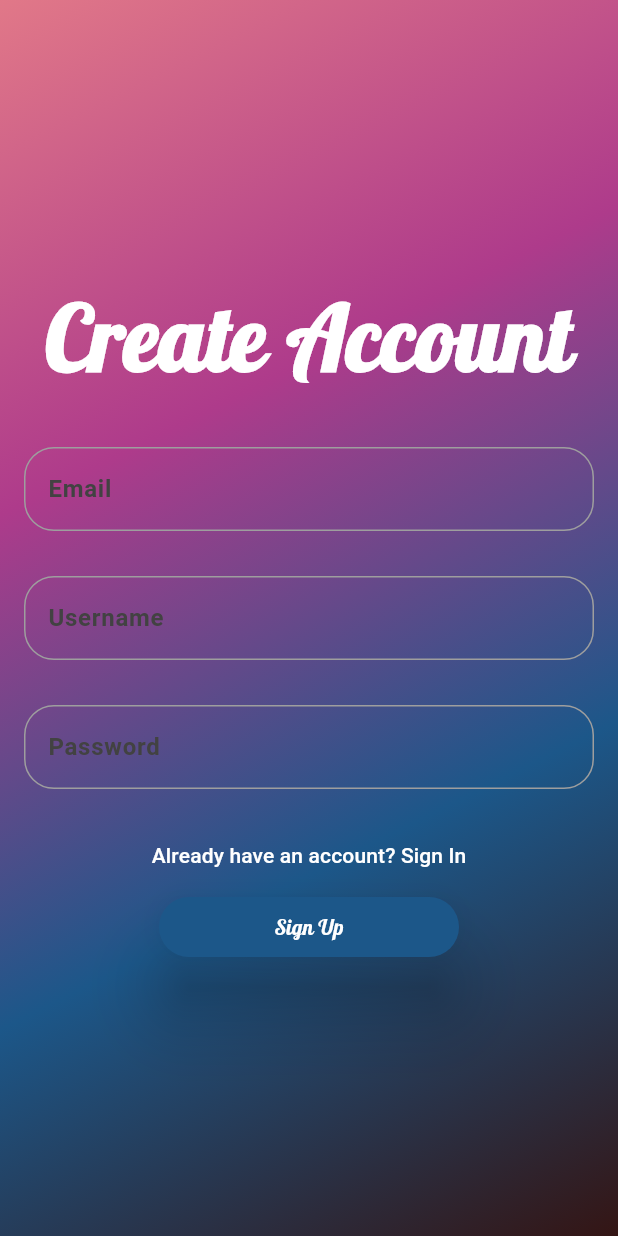
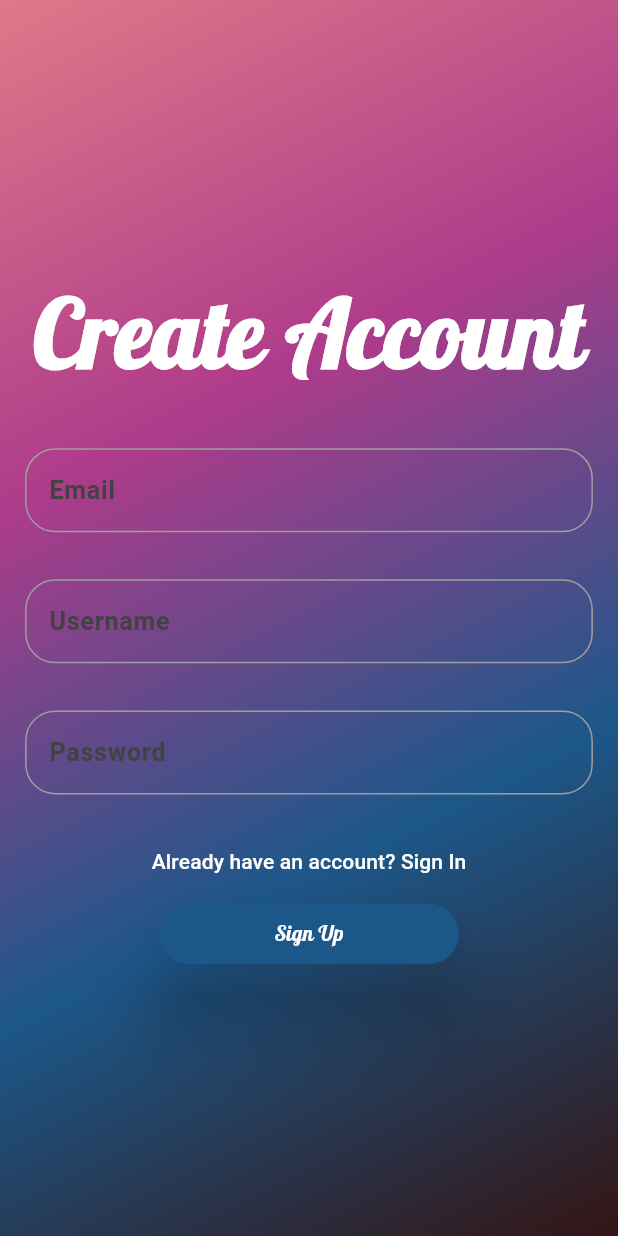
Before and after one commit to MahmoudShawky1612/Blogs, a Flutter app: the screen it shows after launch, after a tap on an icon or button, on a phone screen of 412 x 824 dp. Run offline on Flutter 3.47's test engine with Material 3 defaults, Android fonts, the phone set to English and light mode, and no system bars; our stand-ins replace flutter_secure_storage, font_awesome_flutter, get, google_fonts, jwt_decoder; accounts and stored records are empty; network calls fail.

Commit message:
fixing dimensions

```diff
--- a/lib/main.dart
+++ b/lib/main.dart
@@ -1,6 +1,7 @@
 import 'package:blog/widgets/Home.dart';
 import 'package:blog/widgets/views/signin.dart';
 import 'package:flutter/material.dart';
+import 'package:get/get_navigation/src/root/get_material_app.dart';
 import 'package:provider/provider.dart';
 import 'service/auth_service.dart';
 import 'service/blog_service.dart';
@@ -24,7 +25,7 @@ class MyApp extends StatelessWidget {
           create: (context) => BlogProvider(BlogService()),
         ),
       ],
-      child:   MaterialApp(
+      child:   GetMaterialApp(
         debugShowCheckedModeBanner: false,
         home: SignInScreen(),
       ),
--- /dev/null
+++ b/lib/utils/dimensions.dart
@@ -0,0 +1,25 @@
+import 'package:flutter/cupertino.dart';
+import 'package:get/get.dart';
+
+ class Dimensions {
+  static double screenHeight = Get.context!.height;
+
+  static double sixteen = screenHeight/49.25;
+  static double fiftyFive = screenHeight/14.3272;
+  static double thirty = screenHeight/26.266;
+  static double twenty = screenHeight/39.4;
+  static double twoHundred = screenHeight/3.94;
+  static double sixty = screenHeight/13.133;
+  static double seventy = screenHeight/11.257;
+  static double ten = screenHeight/78.8;
+   static double twentyFive = screenHeight/31.52;
+   static double thirTeen = screenHeight/60.615;
+   static double eight = screenHeight/98.5;
+   static double fourTeen = screenHeight/56.2857;
+   static double twentyFour = screenHeight/32.8333;
+   static double sevenTeen = screenHeight/46.352;
+   static double twelve = screenHeight/65.666;
+   static double fifTeen = screenHeight/52.533;
+   static double five = screenHeight/157.6;
+   static double twentySeven = screenHeight/29.185;
+}
--- a/lib/widgets/views/search_screen.dart
+++ b/lib/widgets/views/search_screen.dart
@@ -4,6 +4,7 @@ import 'package:flutter/material.dart';
 import 'package:google_fonts/google_fonts.dart';
 import 'package:provider/provider.dart';
 import '../../provider/provider.dart';
+import '../../utils/dimensions.dart';
 import 'search_bar.dart' as custom; // Use an alias for the custom SearchBar
 
 class SearchScreen extends StatefulWidget {
@@ -39,7 +40,6 @@ class _SearchScreenState extends State<SearchScreen> {
 
   @override
   void dispose() {
-    // Reset the blog list to show all blogs when navigating back
     Provider.of<BlogProvider>(context, listen: false).fetchBlogs();
     super.dispose();
   }
@@ -62,7 +62,7 @@ class _SearchScreenState extends State<SearchScreen> {
         ),
         backgroundColor: const Color(0xFF144058),
         bottom: PreferredSize(
-          preferredSize: const Size.fromHeight(70.0),
+          preferredSize: Size.fromHeight(Dimensions.seventy),
           child: custom.SearchBar( // Use the alias here
             onSearch: _searchBlogs,
             onQueryChanged: (value) {
--- a/lib/widgets/views/signin.dart
+++ b/lib/widgets/views/signin.dart
@@ -2,6 +2,7 @@ import 'package:blog/widgets/views/signup.dart';
 import 'package:flutter/material.dart';
 import 'package:provider/provider.dart';
 import '../../service/auth_service.dart';
+import '../../utils/dimensions.dart';
 import '../Home.dart';
 import 'package:google_fonts/google_fonts.dart';
 
@@ -44,6 +45,7 @@ class _SignInScreenState extends State<SignInScreen> {
 
   @override
   Widget build(BuildContext context) {
+    print("height"+MediaQuery.of(context).size.height.toString());
     return Scaffold(
       resizeToAvoidBottomInset: false,
       body: Container(
@@ -60,16 +62,16 @@ class _SignInScreenState extends State<SignInScreen> {
           ),
         ),
         child: Padding(
-          padding: const EdgeInsets.all(16.0),
+          padding:  EdgeInsets.all(Dimensions.sixteen),
           child: Column(
             mainAxisAlignment: MainAxisAlignment.center,
             children: [
                Text("Welcome to Loot", style: GoogleFonts.lobster(
             color: Colors.white,
             fontWeight: FontWeight.bold,
-            fontSize: 55,
+            fontSize: Dimensions.fiftyFive,
           ),),
-              const SizedBox(height: 30,),
+               SizedBox(height: Dimensions.thirty,),
               TextField(
                 controller: _emailController,
                 decoration: InputDecoration(
@@ -93,7 +95,7 @@ class _SignInScreenState extends State<SignInScreen> {
                   ),
                 ),
               ),
-              const SizedBox(height: 30),
+               SizedBox(height: Dimensions.thirty),
               TextField(
                 controller: _passwordController,
                 decoration: InputDecoration(
@@ -129,14 +131,14 @@ class _SignInScreenState extends State<SignInScreen> {
                 child: const Text('Don\'t have an account? Sign Up',style: TextStyle(color: Colors.white),),
               ),
 
-                const SizedBox(height: 20),
+                 SizedBox(height: Dimensions.twenty),
               _isLoading
                   ? const CircularProgressIndicator()
                   :  SizedBox(
-                      width: 200,
+                      width: Dimensions.twoHundred,
                     child: ElevatedButton(
                             style: ButtonStyle(
-                              backgroundColor: MaterialStateProperty.all(Color(0xFF1C5789)),
+                              backgroundColor: MaterialStateProperty.all(const Color(0xFF1C5789)),
                               elevation: MaterialStateProperty.all(20),
                             ),
                             onPressed: _signIn,
--- a/lib/widgets/views/signup.dart
+++ b/lib/widgets/views/signup.dart
@@ -1,8 +1,8 @@
+import 'package:blog/utils/dimensions.dart';
 import 'package:blog/widgets/views/signin.dart';
 import 'package:flutter/material.dart';
 import 'package:provider/provider.dart';
 import 'package:google_fonts/google_fonts.dart';
-
 import '../../service/auth_service.dart';
 
 class SignUpScreen extends StatefulWidget {
@@ -45,7 +45,7 @@ class _SignUpScreenState extends State<SignUpScreen> {
   @override
   Widget build(BuildContext context) {
     return Scaffold(
-        resizeToAvoidBottomInset: false,
+      resizeToAvoidBottomInset: true,
       body: Container(
         decoration: const BoxDecoration(
           gradient: LinearGradient(
@@ -60,18 +60,27 @@ class _SignUpScreenState extends State<SignUpScreen> {
           ),
         ),
         child: Padding(
-          padding: const EdgeInsets.all(16.0),
+          padding: EdgeInsets.all(Dimensions.sixteen),
+          child: LayoutBuilder(
+            builder: (context, constraints) {
+              return SingleChildScrollView(
+                child: ConstrainedBox(
+                  constraints: BoxConstraints(
+                    minHeight: constraints.maxHeight,
+                  ),
+                  child: IntrinsicHeight(
                     child: Column(
                       mainAxisAlignment: MainAxisAlignment.center,
                       children: [
-              Text("Create Account",
+                        Text(
+                          "Create Account",
                           style: GoogleFonts.lobster(
                             color: Colors.white,
                             fontWeight: FontWeight.bold,
-                  fontSize: 60,
+                            fontSize: Dimensions.sixty,
                           ),
                         ),
-              const SizedBox(height: 30),
+                        SizedBox(height: Dimensions.thirty),
                         TextField(
                           controller: _emailController,
                           decoration: InputDecoration(
@@ -79,7 +88,7 @@ class _SignUpScreenState extends State<SignUpScreen> {
                             labelStyle: GoogleFonts.roboto(
                               textStyle: TextStyle(
                                 color: Colors.grey.shade800,
-                      fontSize: 16,
+                                fontSize: Dimensions.sixteen,
                                 fontWeight: FontWeight.w600,
                               ),
                             ),
@@ -102,7 +111,7 @@ class _SignUpScreenState extends State<SignUpScreen> {
                             ),
                           ),
                         ),
-              const SizedBox(height: 30),
+                        SizedBox(height: Dimensions.thirty),
                         TextField(
                           controller: _usernameController,
                           decoration: InputDecoration(
@@ -110,7 +119,7 @@ class _SignUpScreenState extends State<SignUpScreen> {
                             labelStyle: GoogleFonts.roboto(
                               textStyle: TextStyle(
                                 color: Colors.grey.shade800,
-                      fontSize: 16,
+                                fontSize: Dimensions.sixteen,
                                 fontWeight: FontWeight.w600,
                               ),
                             ),
@@ -133,7 +142,7 @@ class _SignUpScreenState extends State<SignUpScreen> {
                             ),
                           ),
                         ),
-              const SizedBox(height: 30),
+                        SizedBox(height: Dimensions.thirty),
                         TextField(
                           controller: _passwordController,
                           decoration: InputDecoration(
@@ -141,7 +150,7 @@ class _SignUpScreenState extends State<SignUpScreen> {
                             labelStyle: GoogleFonts.roboto(
                               textStyle: TextStyle(
                                 color: Colors.grey.shade800,
-                      fontSize: 16,
+                                fontSize: Dimensions.sixteen,
                                 fontWeight: FontWeight.w600,
                               ),
                             ),
@@ -165,7 +174,7 @@ class _SignUpScreenState extends State<SignUpScreen> {
                           ),
                           obscureText: true,
                         ),
-              const SizedBox(height: 20),
+                        SizedBox(height: Dimensions.twenty),
                         TextButton(
                           onPressed: () {
                             Navigator.of(context).pushReplacement(
@@ -184,7 +193,7 @@ class _SignUpScreenState extends State<SignUpScreen> {
                           child: ElevatedButton(
                             style: ButtonStyle(
                               backgroundColor: MaterialStateProperty.all(Color(0xFF1C5789)),
-                    elevation: MaterialStateProperty.all(20),
+                              elevation: MaterialStateProperty.all(Dimensions.twenty),
                             ),
                             onPressed: _signUp,
                             child: Text(
@@ -195,8 +204,12 @@ class _SignUpScreenState extends State<SignUpScreen> {
                             ),
                           ),
                         ),
-
                       ],
+                    ),
+                  ),
+                ),
+              );
+            },
           ),
         ),
       ),
--- a/pubspec.yaml
+++ b/pubspec.yaml
@@ -44,6 +44,7 @@ dependencies:
   font_awesome_flutter: ^10.7.0
   flutter_floating_bottom_bar: ^1.2.1+1
   convex_bottom_bar: ^3.2.0
+  get: ^4.6.6
 
 
 dev_dependencies:
```
Also changed, not shown: lib/widgets/views/add_blog.dart (+7 -6 lines), lib/widgets/views/app_bar.dart (+5 -4 lines), lib/widgets/views/blog_list.dart (+15 -14 lines), lib/widgets/views/bottom_navbar.dart (+5 -3 lines), lib/widgets/views/delete_confirm_dialog.dart (+7 -5 lines), lib/widgets/views/edit_blog.dart (+13 -8 lines), lib/widgets/views/logout_confirm_dialog.dart (+7 -5 lines), lib/widgets/views/search_bar.dart (+5 -3 lines), pubspec.lock. Lines whose indentation alone changed are shown as unchanged.
